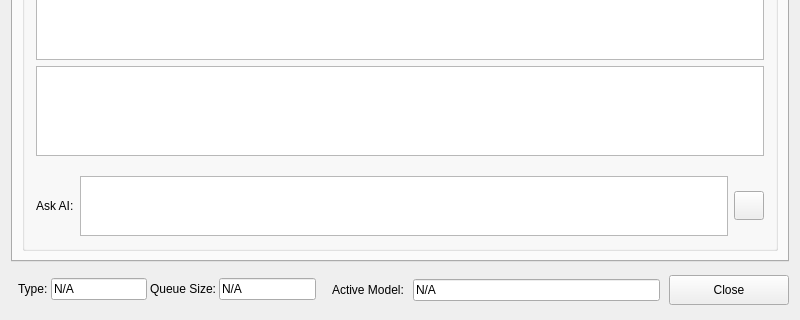
Before: the Qt Designer form apps/multiedge/edgedevice/ui/edgedevice.ui in aregtech/areg-edgeai, drawn with Qt 5; both pictures show x 0 to 800 and y 280 to 600 of the 800 by 600 pixel window.
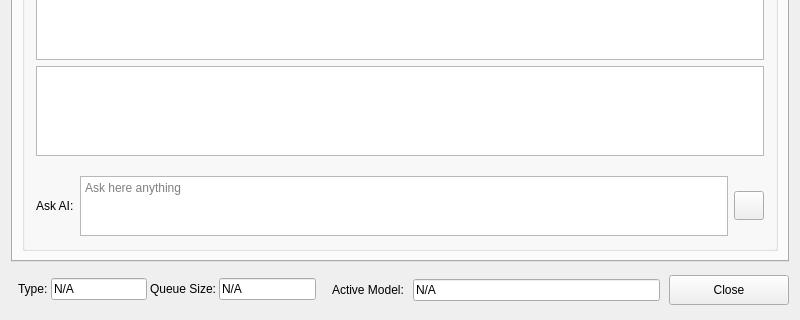
After: the same form once the commit is applied. The open tabs and pages were chosen to show the change. Icons and pictures are not drawn.

Diff of the .ui file:
```diff
--- a/apps/multiedge/edgedevice/ui/edgedevice.ui
+++ b/apps/multiedge/edgedevice/ui/edgedevice.ui
@@ -353,6 +353,9 @@
                <property name="sizeAdjustPolicy">
                 <enum>QAbstractScrollArea::SizeAdjustPolicy::AdjustToContents</enum>
                </property>
+               <property name="placeholderText">
+                <string>Ask here anything</string>
+               </property>
               </widget>
              </item>
              <item>
```
Left out of the diff: 2 changed lines with no effect on the pictures.
